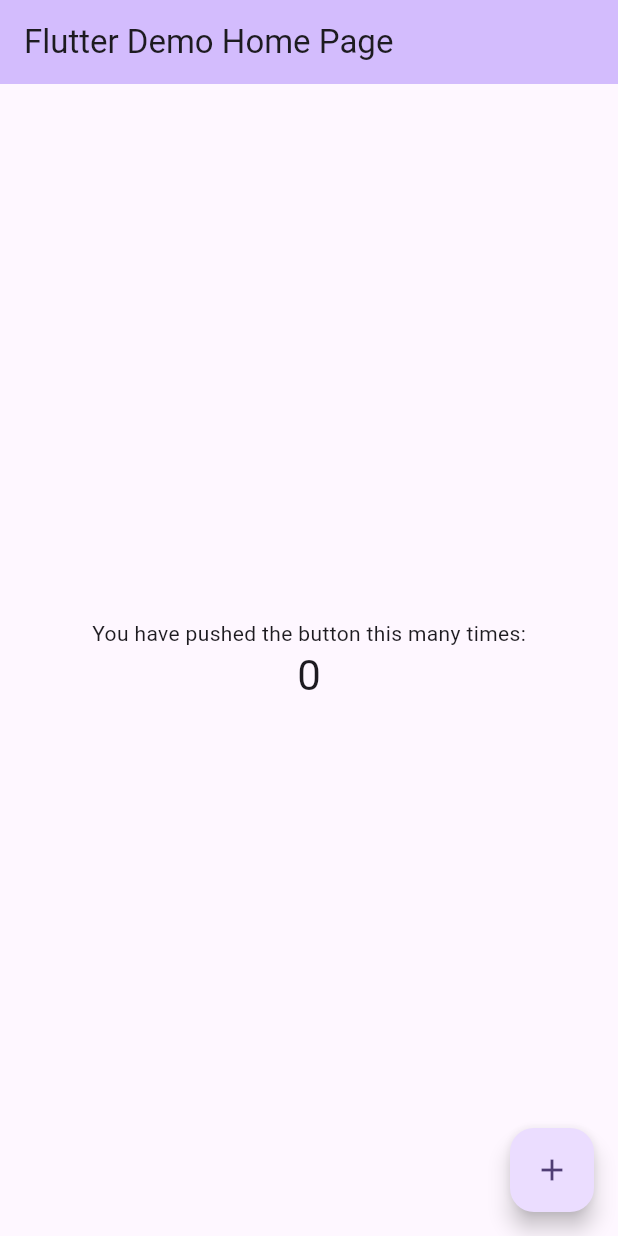
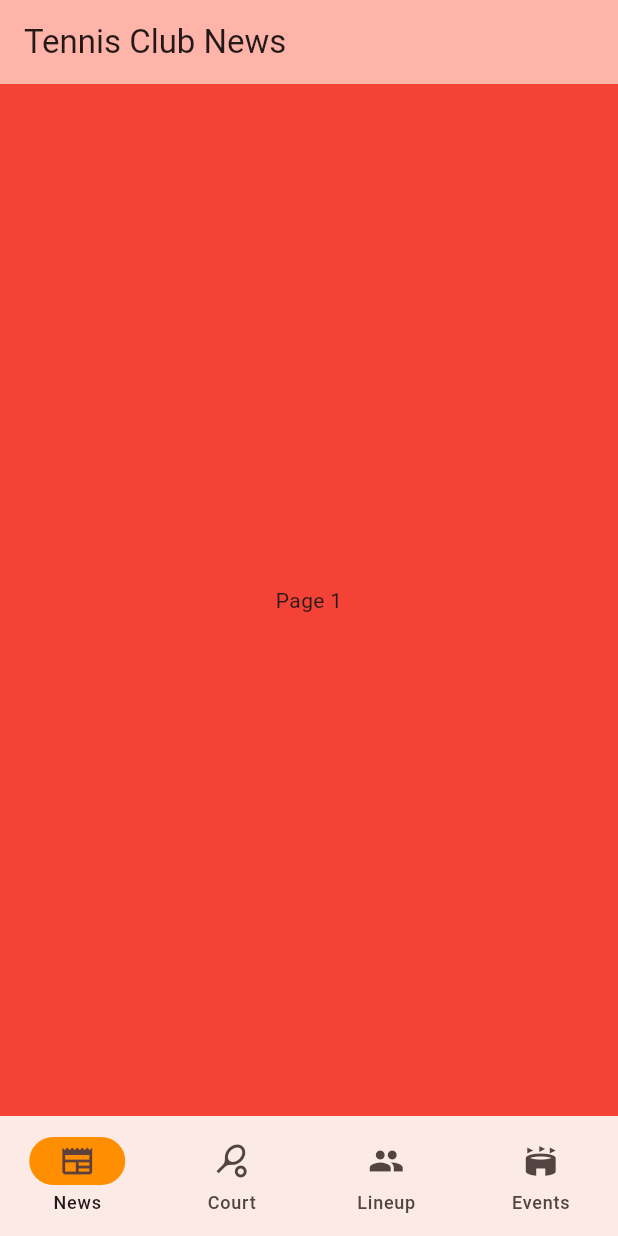
Before and after one commit to Dadush0/Tennis_Club_APP, a Flutter app: the screen it shows after launch, on a phone screen of 412 x 824 dp. Run offline on Flutter 3.47's test engine with Material 2 defaults, Android fonts, the phone set to English and light mode, and no system bars.

Commit message:
Added simple navigation bar.

```diff
--- a/lib/main.dart
+++ b/lib/main.dart
@@ -6,48 +6,21 @@
 
 class MyApp extends StatelessWidget {
   const MyApp({super.key});
-
-  // This widget is the root of your application.
   @override
   Widget build(BuildContext context) {
     return MaterialApp(
-      title: 'Flutter Demo',
+      title: 'Tennis Club',
       theme: ThemeData(
-        // This is the theme of your application.
-        //
-        // TRY THIS: Try running your application with "flutter run". You'll see
-        // the application has a blue toolbar. Then, without quitting the app,
-        // try changing the seedColor in the colorScheme below to Colors.green
-        // and then invoke "hot reload" (save your changes or press the "hot
-        // reload" button in a Flutter-supported IDE, or press "r" if you used
-        // the command line to start the app).
-        //
-        // Notice that the counter didn't reset back to zero; the application
-        // state is not lost during the reload. To reset the state, use hot
-        // restart instead.
-        //
-        // This works for code too, not just values: Most code changes can be
-        // tested with just a hot reload.
-        colorScheme: ColorScheme.fromSeed(seedColor: Colors.deepPurple),
+        colorScheme: ColorScheme.fromSeed(seedColor: Colors.red),
         useMaterial3: true,
       ),
-      home: const MyHomePage(title: 'Flutter Demo Home Page'),
+      home: const MyHomePage(title: 'Tennis Club News'),
     );
   }
 }
 
 class MyHomePage extends StatefulWidget {
   const MyHomePage({super.key, required this.title});
-
-  // This widget is the home page of your application. It is stateful, meaning
-  // that it has a State object (defined below) that contains fields that affect
-  // how it looks.
-
-  // This class is the configuration for the state. It holds the values (in this
-  // case the title) provided by the parent (in this case the App widget) and
-  // used by the build method of the State. Fields in a Widget subclass are
-  // always marked "final".
-
   final String title;
 
   @override
@@ -55,71 +28,61 @@
 }
 
 class _MyHomePageState extends State<MyHomePage> {
-  int _counter = 0;
-
-  void _incrementCounter() {
-    setState(() {
-      // This call to setState tells the Flutter framework that something has
-      // changed in this State, which causes it to rerun the build method below
-      // so that the display can reflect the updated values. If we changed
-      // _counter without calling setState(), then the build method would not be
-      // called again, and so nothing would appear to happen.
-      _counter++;
-    });
-  }
+  int currentpageIndex = 0;
 
   @override
   Widget build(BuildContext context) {
-    // This method is rerun every time setState is called, for instance as done
-    // by the _incrementCounter method above.
-    //
-    // The Flutter framework has been optimized to make rerunning build methods
-    // fast, so that you can just rebuild anything that needs updating rather
-    // than having to individually change instances of widgets.
     return Scaffold(
       appBar: AppBar(
-        // TRY THIS: Try changing the color here to a specific color (to
-        // Colors.amber, perhaps?) and trigger a hot reload to see the AppBar
-        // change color while the other colors stay the same.
         backgroundColor: Theme.of(context).colorScheme.inversePrimary,
-        // Here we take the value from the MyHomePage object that was created by
-        // the App.build method, and use it to set our appbar title.
         title: Text(widget.title),
       ),
-      body: Center(
-        // Center is a layout widget. It takes a single child and positions it
-        // in the middle of the parent.
-        child: Column(
-          // Column is also a layout widget. It takes a list of children and
-          // arranges them vertically. By default, it sizes itself to fit its
-          // children horizontally, and tries to be as tall as its parent.
-          //
-          // Column has various properties to control how it sizes itself and
-          // how it positions its children. Here we use mainAxisAlignment to
-          // center the children vertically; the main axis here is the vertical
-          // axis because Columns are vertical (the cross axis would be
-          // horizontal).
-          //
-          // TRY THIS: Invoke "debug painting" (choose the "Toggle Debug Paint"
-          // action in the IDE, or press "p" in the console), to see the
-          // wireframe for each widget.
-          mainAxisAlignment: MainAxisAlignment.center,
-          children: <Widget>[
-            const Text(
-              'You have pushed the button this many times:',
-            ),
-            Text(
-              '$_counter',
-              style: Theme.of(context).textTheme.headlineMedium,
-            ),
-          ],
+      bottomNavigationBar: NavigationBar(
+        onDestinationSelected: (int index) {
+          setState(() {
+            currentpageIndex = index;
+          });
+        },
+        indicatorColor: Colors.amber[800],
+        selectedIndex: currentpageIndex,
+        destinations: const <Widget>[
+          NavigationDestination(
+            icon: Icon(Icons.newspaper),
+            label: 'News',
+          ),
+          NavigationDestination(
+            icon: Icon(Icons.sports_tennis),
+            label: 'Court',
+          ),
+          NavigationDestination(
+            icon: Icon(Icons.group),
+            label: 'Lineup',
+          ),
+          NavigationDestination(icon: Icon(Icons.stadium), label: 'Events')
+        ],
+      ),
+      body: <Widget>[
+        Container(
+          color: Colors.red,
+          alignment: Alignment.center,
+          child: const Text('Page 1'),
         ),
-      ),
-      floatingActionButton: FloatingActionButton(
-        onPressed: _incrementCounter,
-        tooltip: 'Increment',
-        child: const Icon(Icons.add),
-      ), // This trailing comma makes auto-formatting nicer for build methods.
+        Container(
+          color: Colors.green,
+          alignment: Alignment.center,
+          child: const Text('Page 2'),
+        ),
+        Container(
+          color: Colors.blue,
+          alignment: Alignment.center,
+          child: const Text('Page 3'),
+        ),
+        Container(
+          color: Colors.amber,
+          alignment: Alignment.center,
+          child: const Text('Page 4'),
+        ),
+      ][currentpageIndex],
     );
   }
 }
```
